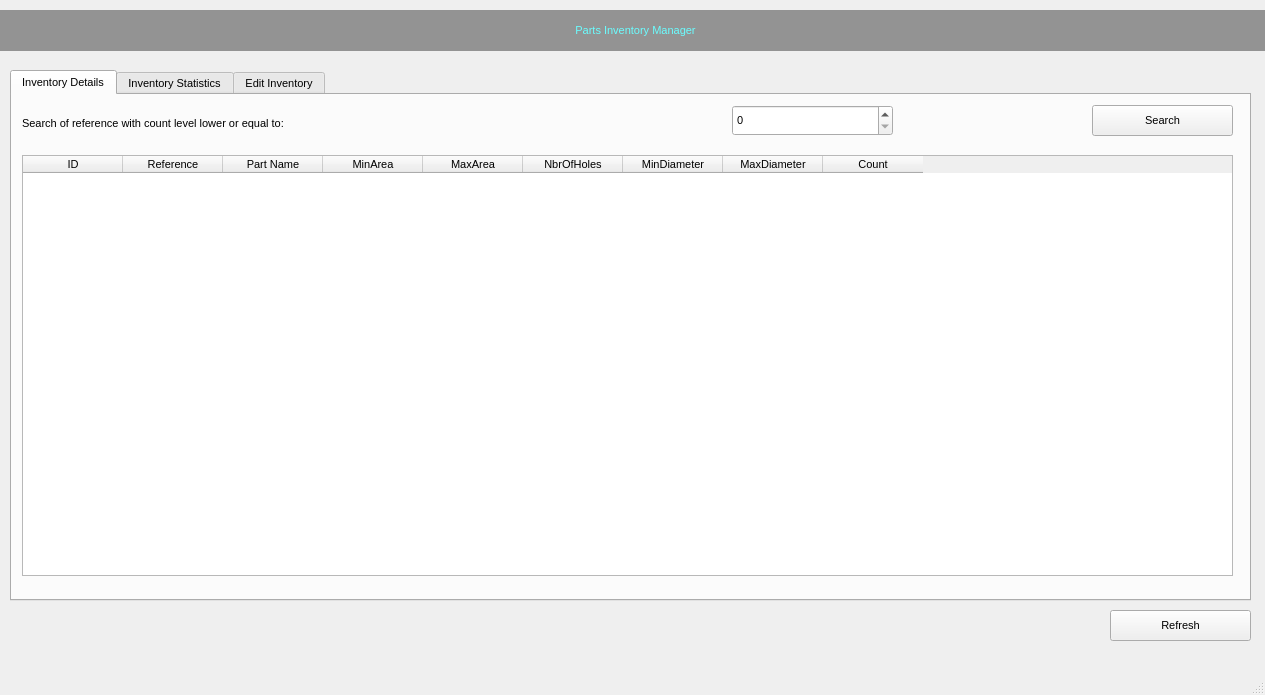
Qt form main.ui (raresrusu38/parts_inventory_manager) before a commit.
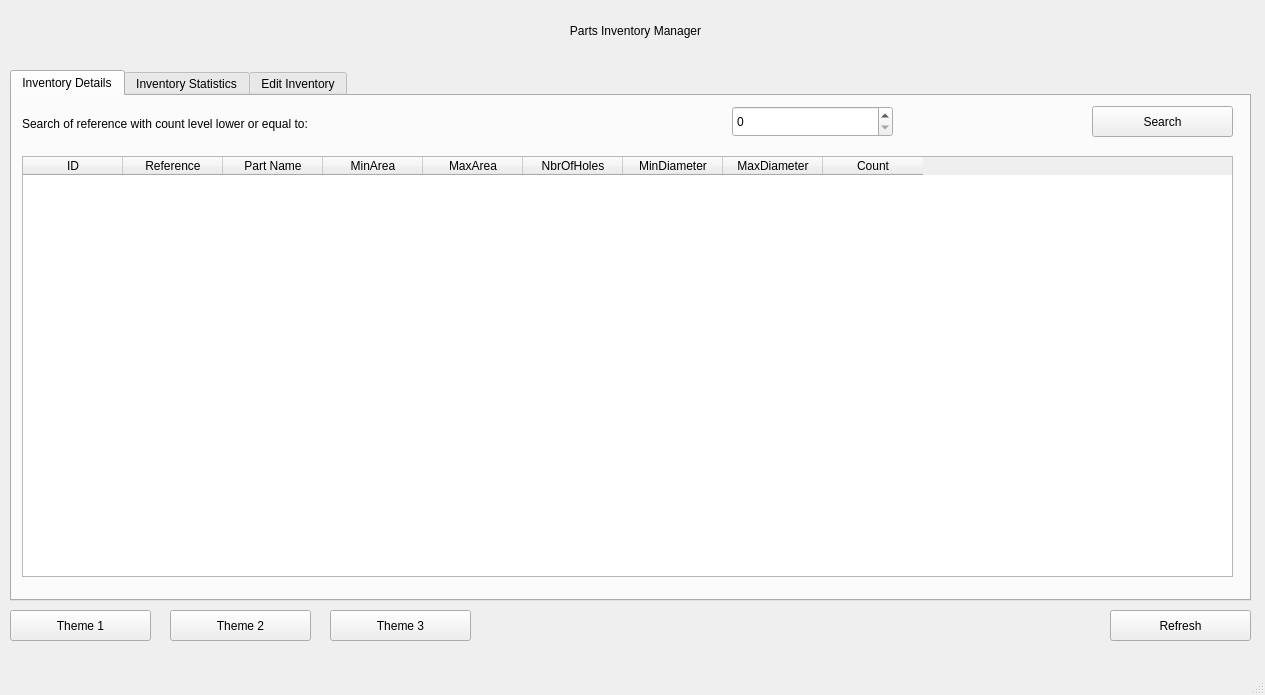
The same form after that commit. Icons and pictures are not drawn.

Commit message: updated all buttons for changing styles

Diff of the .ui file:
```diff
--- a/main.ui
+++ b/main.ui
@@ -18,7 +18,7 @@
     <normaloff>../../../../../../icons/icon.png</normaloff>../../../../../../icons/icon.png</iconset>
   </property>
   <property name="styleSheet">
-   <string notr="true">QWidget {
+   <string notr="true">Widget {
     font-size: 11px;
 }
 
@@ -810,9 +810,7 @@
      </rect>
     </property>
     <property name="styleSheet">
-     <string notr="true">font: 75 22pt &quot;Century Gothic&quot;;
-color: rgb(106, 253, 255);
-background-color: rgb(147, 147, 147);</string>
+     <string notr="true">font: 75 22pt &quot;Century Gothic&quot;;</string>
     </property>
     <property name="text">
      <string>Parts Inventory Manager</string>
@@ -840,10 +838,10 @@
    <widget class="QLabel" name="image">
     <property name="geometry">
      <rect>
-      <x>1090</x>
-      <y>10</y>
-      <width>141</width>
-      <height>101</height>
+      <x>370</x>
+      <y>0</y>
+      <width>91</width>
+      <height>71</height>
      </rect>
     </property>
     <property name="text">
@@ -856,6 +854,54 @@
      <bool>true</bool>
     </property>
    </widget>
+   <widget class="QPushButton" name="theme2_btn">
+    <property name="geometry">
+     <rect>
+      <x>170</x>
+      <y>610</y>
+      <width>141</width>
+      <height>31</height>
+     </rect>
+    </property>
+    <property name="styleSheet">
+     <string notr="true">font: 16pt &quot;Century Gothic&quot;;</string>
+    </property>
+    <property name="text">
+     <string>Theme 2</string>
+    </property>
+   </widget>
+   <widget class="QPushButton" name="theme1_btn">
+    <property name="geometry">
+     <rect>
+      <x>10</x>
+      <y>610</y>
+      <width>141</width>
+      <height>31</height>
+     </rect>
+    </property>
+    <property name="styleSheet">
+     <string notr="true">font: 16pt &quot;Century Gothic&quot;;</string>
+    </property>
+    <property name="text">
+     <string>Theme 1</string>
+    </property>
+   </widget>
+   <widget class="QPushButton" name="theme3_btn">
+    <property name="geometry">
+     <rect>
+      <x>330</x>
+      <y>610</y>
+      <width>141</width>
+      <height>31</height>
+     </rect>
+    </property>
+    <property name="styleSheet">
+     <string notr="true">font: 16pt &quot;Century Gothic&quot;;</string>
+    </property>
+    <property name="text">
+     <string>Theme 3</string>
+    </property>
+   </widget>
   </widget>
   <widget class="QMenuBar" name="menubar">
    <property name="geometry">
```
Left out of the diff: 6 changed lines with no effect on the pictures. The commit also changes 5 other files.
